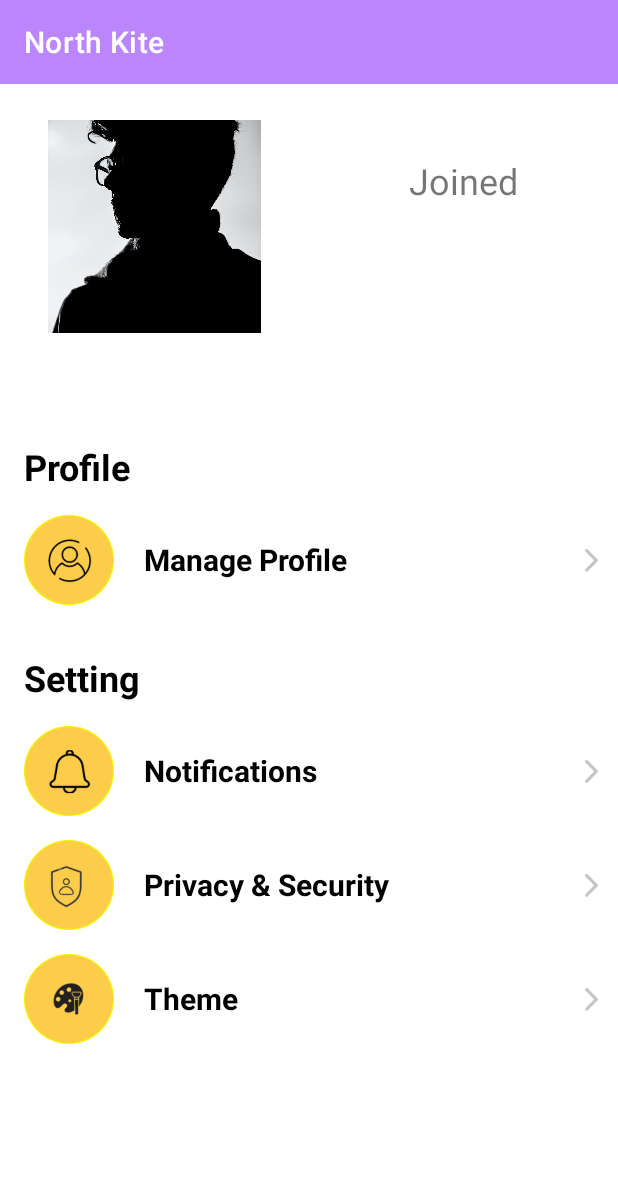
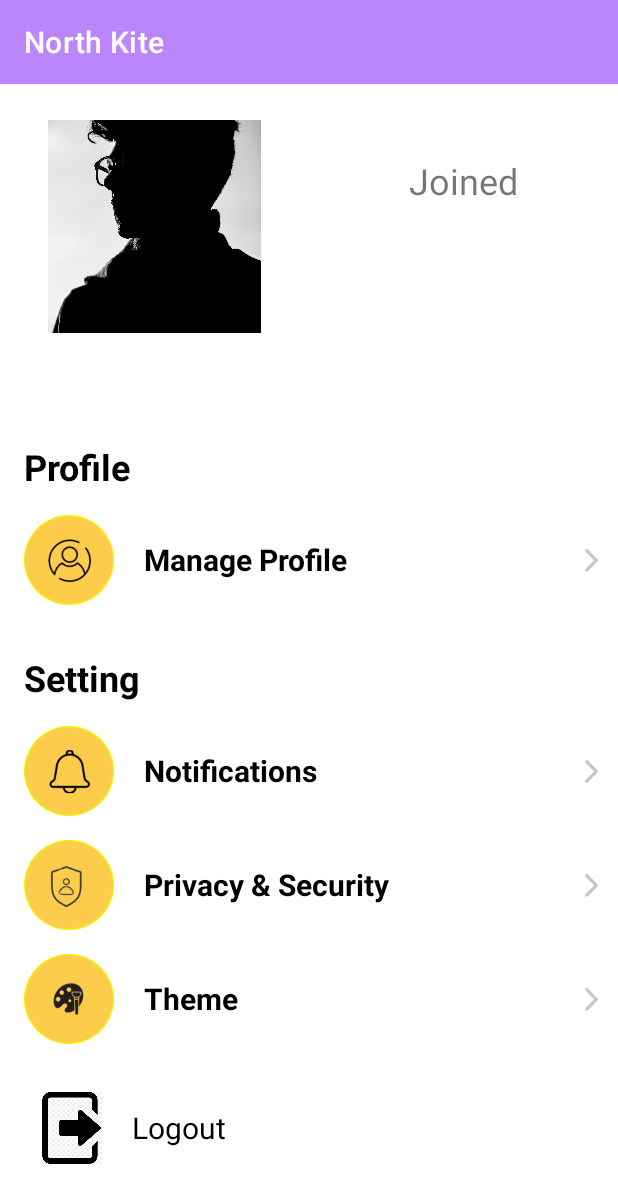
Before and after one commit to Feng030126/North_Kite, an Android app: the fragment ProfileFragment shown on its own in the app's theme, on a phone screen of 412 x 824 dp. Shown: the top 1203 px of the screen. Run offline under Robolectric (Android 15) with nearby library versions, the phone set to English and light mode, and no system bars.

Commit message:
changed some ui and function

```diff
--- a/app/src/main/java/com/rst2g1/northkite/ui/profile/ProfileFragment.kt
+++ b/app/src/main/java/com/rst2g1/northkite/ui/profile/ProfileFragment.kt
@@ -21,6 +21,7 @@ class ProfileFragment : Fragment() {
     ): View {
         val profileViewModel = ViewModelProvider(this).get(ProfileViewModel::class.java)
 
+
         _binding = FragmentProfileBinding.inflate(inflater, container, false)
         val root: View = binding.root
 
--- a/app/src/main/res/layout/fragment_profile.xml
+++ b/app/src/main/res/layout/fragment_profile.xml
@@ -220,6 +220,7 @@
         </LinearLayout>
 
         <LinearLayout
+            android:id="@+id/linearLayout4"
             android:layout_width="match_parent"
             android:layout_height="wrap_content"
             android:layout_marginStart="16dp"
@@ -258,6 +259,35 @@
 
         </LinearLayout>
 
+        <ImageView
+            android:id="@+id/logout_icon"
+            android:layout_width="48dp"
+            android:layout_height="48dp"
+            android:layout_marginStart="24dp"
+            android:layout_marginTop="32dp"
+            android:clickable="true"
+            android:contentDescription="@string/logout"
+            android:focusable="true"
+            app:layout_constraintStart_toStartOf="parent"
+            app:layout_constraintTop_toBottomOf="@+id/linearLayout4"
+            app:srcCompat="@drawable/ic_logout" />
+
+        <TextView
+            android:id="@+id/logout_label"
+            android:layout_width="wrap_content"
+            android:layout_height="wrap_content"
+            android:layout_marginStart="16dp"
+            android:height="48dp"
+            android:clickable="true"
+            android:focusable="true"
+            android:gravity="center"
+            android:text="@string/logout"
+            android:textColor="#000000"
+            android:textSize="20sp"
+            app:layout_constraintBottom_toBottomOf="@+id/logout_icon"
+            app:layout_constraintStart_toEndOf="@+id/logout_icon"
+            app:layout_constraintTop_toTopOf="@+id/logout_icon" />
+
 
     </androidx.constraintlayout.widget.ConstraintLayout>
 </ScrollView>
--- a/app/src/main/res/values/strings.xml
+++ b/app/src/main/res/values/strings.xml
@@ -16,4 +16,5 @@
     <string name="notifications">Notifications</string>
     <string name="privacy_security"><![CDATA[Privacy & Security]]></string>
     <string name="theme">Theme</string>
+    <string name="logout">Logout</string>
 </resources>
```
Also changed, not shown: app/src/main/AndroidManifest.xml (+8 -5 lines), app/src/main/java/com/rst2g1/northkite/LoginActivity.kt (+8 -4 lines), app/src/main/java/com/rst2g1/northkite/MainActivity.kt (+7 -0 lines), app/src/main/res/drawable/ic_logout.png (added), 1 other file.
